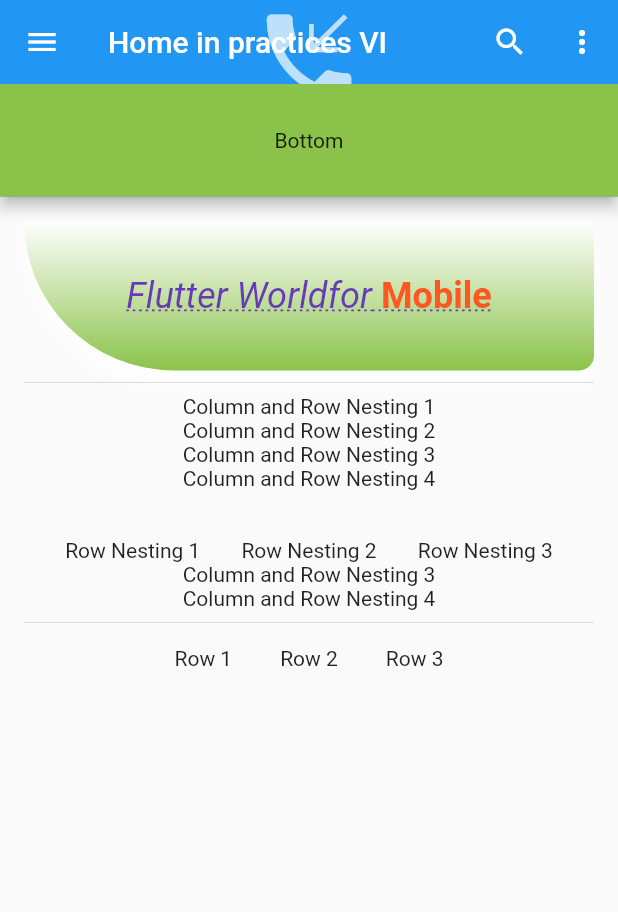
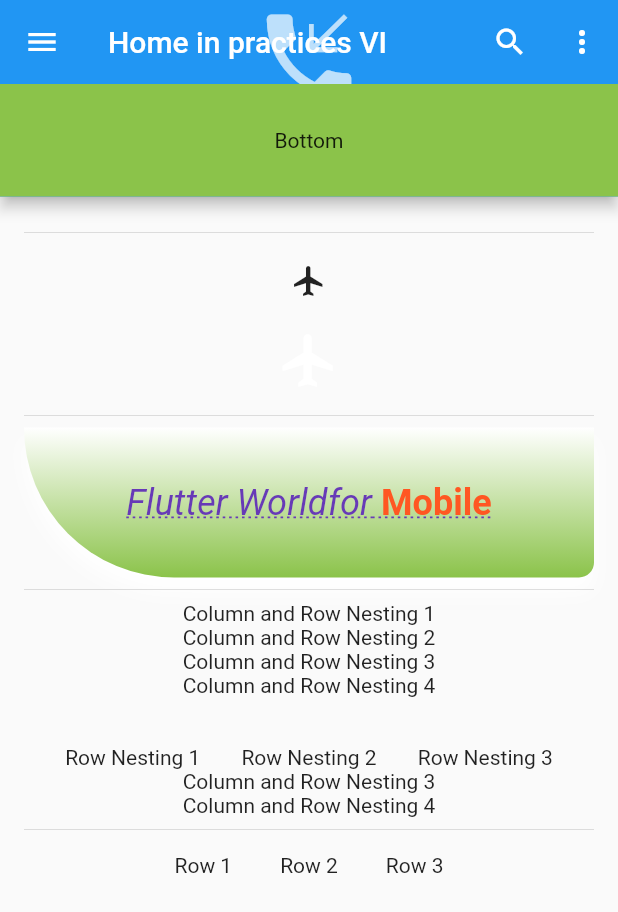
Before and after one commit to jcarloshg/vi_widgets_comunes, a Flutter app: the screen it shows after launch, on a phone screen of 412 x 824 dp. Shown: the top 912 px of the screen. Run offline on Flutter 3.47's test engine with Material 2 defaults, Android fonts, the phone set to English and light mode, and no system bars.

Commit message:
ADD buttons

```diff
--- a/lib/pages/Home.dart
+++ b/lib/pages/Home.dart
@@ -1,4 +1,3 @@
-
 // by Jose Carlos Huerta Garcia
 // home.dart
 
@@ -7,6 +6,7 @@
 import 'package:flutter/material.dart';
 import 'package:vi_basics/pages/ContainerWithBoxDecorationWidget.dart';
 import 'package:vi_basics/pages/RowWidget.dart';
+import 'package:vi_basics/pages/TypesButtons.dart';
 
 import 'ColumnWidget.dart';
 
@@ -55,6 +55,9 @@
             child: SingleChildScrollView(
               child: Column(
                 children: const <Widget>[
+                  Divider(),
+                  TypesButtons(),
+                  Divider(),
                   ContainerWithBoxDecorationWidget(),
                   Divider(),
                   ColumnWidget(),
--- /dev/null
+++ b/lib/pages/TypesButtons.dart
@@ -0,0 +1,31 @@
+
+// ignore_for_file: file_names
+import 'package:flutter/material.dart';
+
+class TypesButtons extends StatelessWidget {
+   const TypesButtons
+({Key? key}) : super(key: key);
+
+   @override
+   Widget build(BuildContext context) {
+     return Column(
+       children: <Widget>[
+         IconButton(
+                    onPressed: () {
+                      print("hola nariz de bola");
+                    },
+                    icon: const Icon(Icons.flight)
+                  ),
+                  IconButton(
+                    onPressed: () {
+                      print("hola nariz de bola");
+                    },
+                    icon: const Icon(Icons.flight),
+                    iconSize: 42.0,
+                    color: Colors.white,
+                    tooltip: 'Flight',
+                    ),
+       ],
+     );
+   }
+ }
```
Also changed, not shown: lib/pages/ContainerWithBoxDecorationWidget.dart (line endings or trailing spaces).
